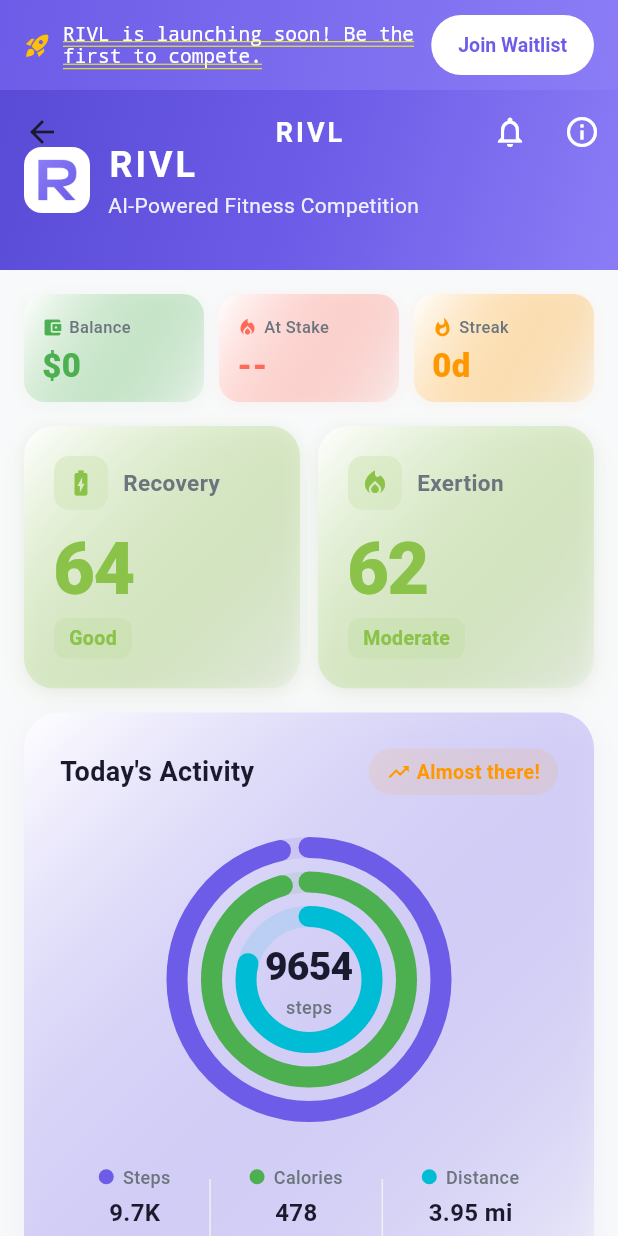
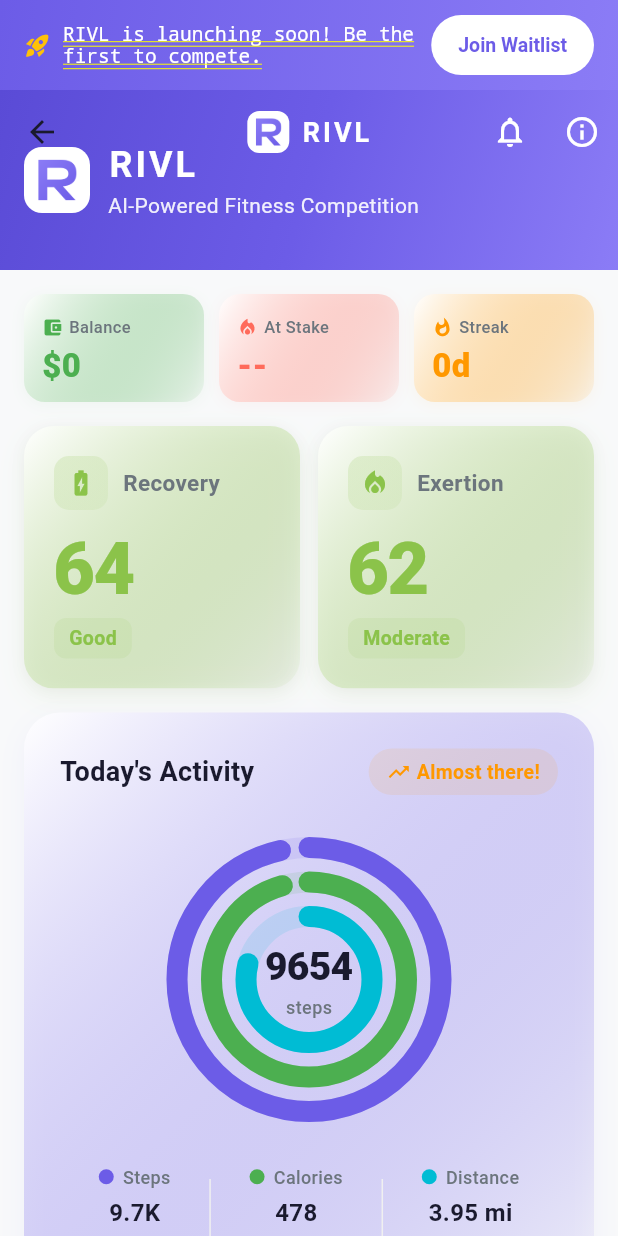
Before and after one commit to bbakenhus7/rivl, a Flutter app: the HomeScreen screen opened directly, on a phone screen of 412 x 824 dp. Run offline on Flutter 3.47's test engine with Material 3 defaults, Android fonts, the phone set to English and light mode, and no system bars; our stand-ins replace cloud_firestore, cloud_functions, firebase_auth, firebase_core, firebase_messaging, fl_chart and 1 more; missing offline and left inert: flutter_stripe, health; accounts and stored records are empty.

Commit message:
Add small logo alongside RIVL title in collapsed app bar
Shows the logo icon (28x28) next to the RIVL text when the SliverAppBar
is collapsed on scroll.

https://claude.ai/code/session_01FaTVRUJgwBWiB7dCWW1Ven

```diff
--- a/lib/screens/home/home_screen.dart
+++ b/lib/screens/home/home_screen.dart
@@ -127,7 +127,24 @@ class _HomeScreenState extends State<HomeScreen> {
               floating: true,
               pinned: true,
               backgroundColor: RivlColors.primaryDark,
-              title: const Text(
+              title: Row(
+                mainAxisSize: MainAxisSize.min,
+                children: [
+                  Container(
+                    width: 28,
+                    height: 28,
+                    decoration: BoxDecoration(
+                      color: Colors.white,
+                      borderRadius: BorderRadius.circular(8),
+                    ),
+                    padding: const EdgeInsets.all(2),
+                    child: Image.asset(
+                      'assets/images/rivl_logo.png',
+                      fit: BoxFit.contain,
+                    ),
+                  ),
+                  const SizedBox(width: 8),
+                  const Text(
                     'RIVL',
                     style: TextStyle(
                       color: Colors.white,
@@ -135,6 +152,8 @@ class _HomeScreenState extends State<HomeScreen> {
                       fontWeight: FontWeight.bold,
                       letterSpacing: 2,
                     ),
+                  ),
+                ],
               ),
               flexibleSpace: FlexibleSpaceBar(
                 background: Container(
```
Lines whose indentation alone changed are shown as unchanged.
